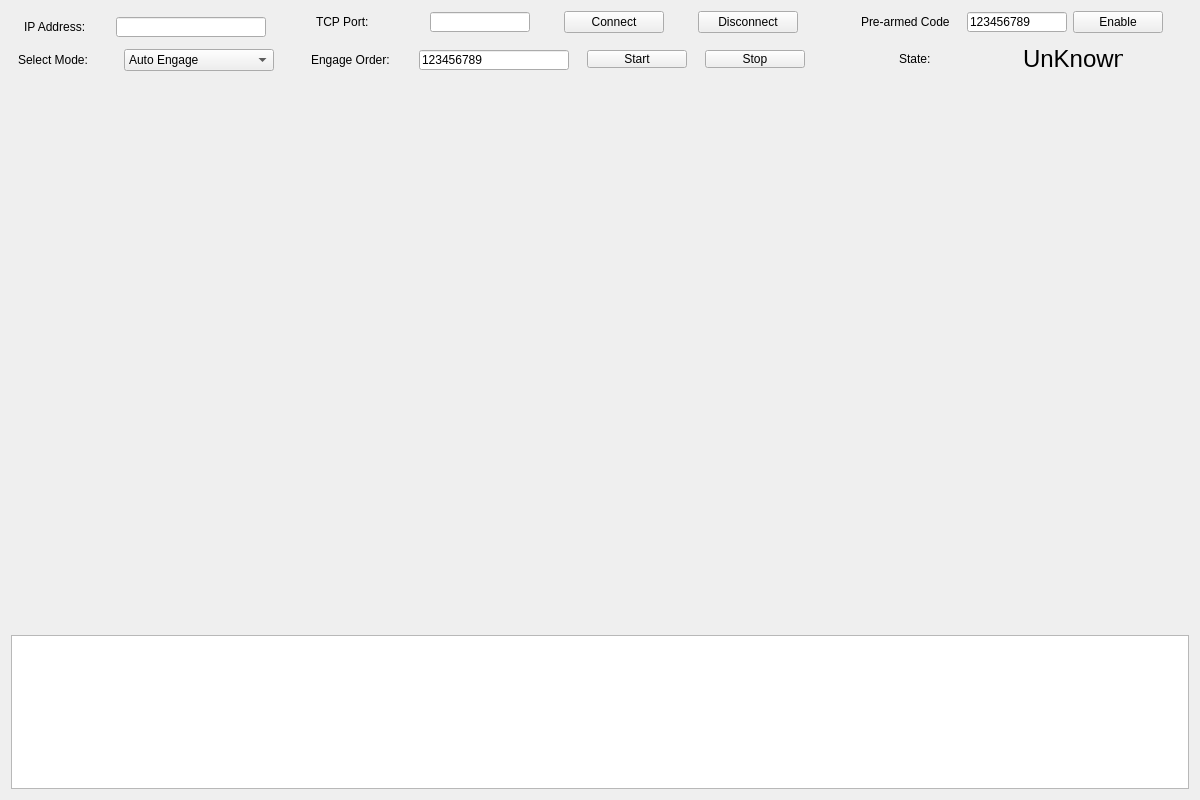
First picture: the form in LGClientDisplayPyQT/new_remote.ui, repository nariyoon/devDreamers, before the edit.
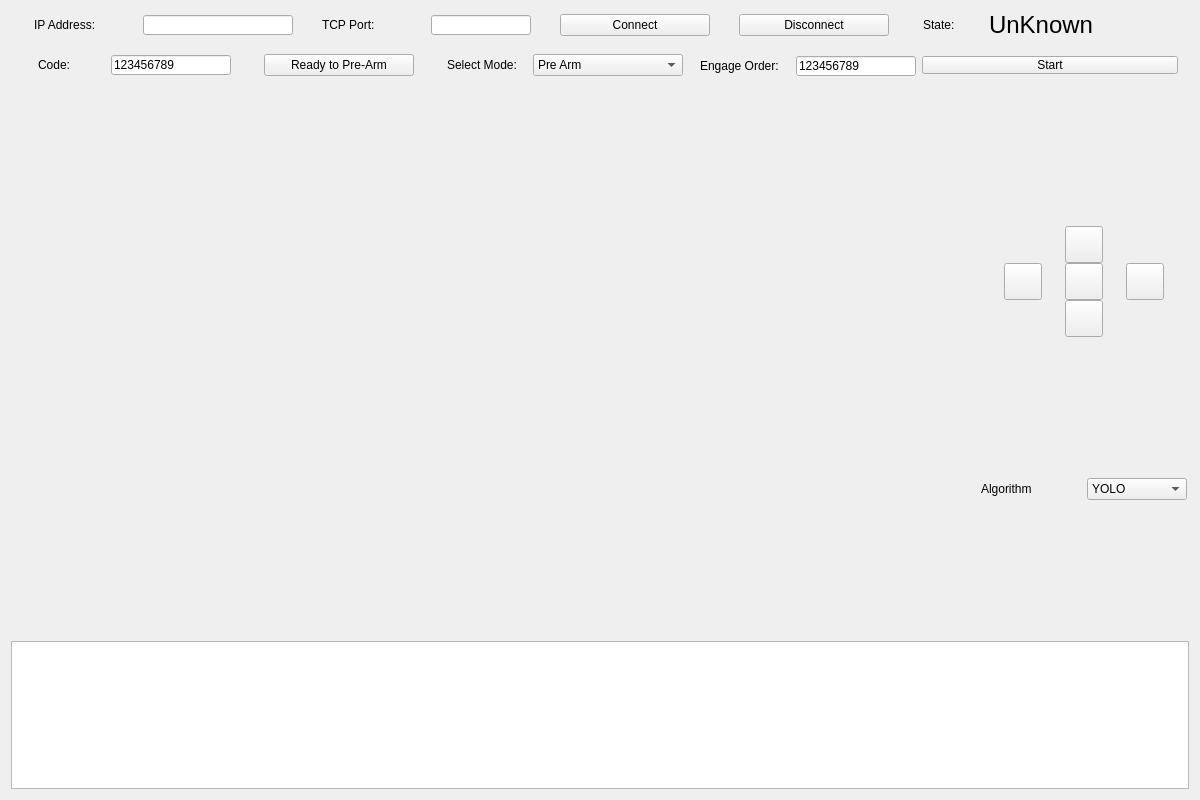
Second picture: the form after the edit. The open tabs and pages were chosen to show the change. Icons and pictures are not drawn.

Diff of the .ui file:
```diff
--- a/LGClientDisplayPyQT/new_remote.ui
+++ b/LGClientDisplayPyQT/new_remote.ui
@@ -27,169 +27,286 @@
    <layout class="QVBoxLayout" name="verticalLayout">
     <item>
      <layout class="QGridLayout" name="gridLayout">
-      <item row="0" column="0" colspan="2">
-       <layout class="QGridLayout" name="gridLayout_1">
-        <item row="0" column="0">
-         <layout class="QHBoxLayout" name="horizontalLayout">
-          <item>
-           <widget class="QLabel" name="labelIPAddress">
-            <property name="minimumSize">
-             <size>
-              <width>80</width>
-              <height>20</height>
-             </size>
-            </property>
-            <property name="maximumSize">
-             <size>
-              <width>80</width>
-              <height>20</height>
-             </size>
-            </property>
-            <property name="text">
-             <string>IP Address:</string>
-            </property>
-           </widget>
-          </item>
-          <item>
-           <widget class="QLineEdit" name="editIPAddress">
-            <property name="minimumSize">
-             <size>
-              <width>150</width>
-              <height>20</height>
-             </size>
-            </property>
-            <property name="maximumSize">
-             <size>
-              <width>150</width>
-              <height>20</height>
-             </size>
-            </property>
-           </widget>
-          </item>
-         </layout>
+      <item row="0" column="0" colspan="5">
+       <layout class="QHBoxLayout" name="layout_connection_setting">
+        <item>
+         <widget class="QLabel" name="labelIPAddress">
+          <property name="minimumSize">
+           <size>
+            <width>80</width>
+            <height>20</height>
+           </size>
+          </property>
+          <property name="maximumSize">
+           <size>
+            <width>80</width>
+            <height>20</height>
+           </size>
+          </property>
+          <property name="text">
+           <string>IP Address:</string>
+          </property>
+         </widget>
         </item>
-        <item row="1" column="0">
-         <layout class="QHBoxLayout" name="modeLabel">
-          <item>
-           <widget class="QLabel" name="label_2">
-            <property name="minimumSize">
-             <size>
-              <width>100</width>
-              <height>20</height>
-             </size>
-            </property>
-            <property name="maximumSize">
-             <size>
-              <width>100</width>
-              <height>20</height>
-             </size>
-            </property>
-            <property name="text">
-             <string>Select Mode:</string>
-            </property>
-           </widget>
-          </item>
-          <item>
-           <widget class="QComboBox" name="comboBoxSelectMode">
-            <property name="minimumSize">
-             <size>
-              <width>150</width>
-              <height>0</height>
-             </size>
-            </property>
-            <property name="maximumSize">
-             <size>
-              <width>150</width>
-              <height>16777215</height>
-             </size>
-            </property>
-            <item>
-             <property name="text">
-              <string>Auto Engage</string>
-             </property>
-            </item>
-            <item>
-             <property name="text">
-              <string>Armed Manual</string>
-             </property>
-            </item>
-           </widget>
-          </item>
-         </layout>
+        <item>
+         <widget class="QLineEdit" name="editIPAddress">
+          <property name="minimumSize">
+           <size>
+            <width>150</width>
+            <height>20</height>
+           </size>
+          </property>
+          <property name="maximumSize">
+           <size>
+            <width>150</width>
+            <height>20</height>
+           </size>
+          </property>
+         </widget>
         </item>
+        <item>
+         <widget class="QLabel" name="labelTCPPort">
+          <property name="minimumSize">
+           <size>
+            <width>80</width>
+            <height>20</height>
+           </size>
+          </property>
+          <property name="maximumSize">
+           <size>
+            <width>80</width>
+            <height>20</height>
+           </size>
+          </property>
+          <property name="text">
+           <string>TCP Port:</string>
+          </property>
+         </widget>
+        </item>
+        <item>
+         <widget class="QLineEdit" name="editTCPPort">
+          <property name="minimumSize">
+           <size>
+            <width>100</width>
+            <height>20</height>
+           </size>
+          </property>
+          <property name="maximumSize">
+           <size>
+            <width>100</width>
+            <height>20</height>
+           </size>
+          </property>
+          <property name="inputMask">
+           <string>99999</string>
+          </property>
+         </widget>
+        </item>
+        <item>
+         <widget class="QPushButton" name="buttonConnect">
+          <property name="maximumSize">
+           <size>
+            <width>150</width>
+            <height>16777215</height>
+           </size>
+          </property>
+          <property name="text">
+           <string>Connect</string>
+          </property>
+          <property name="checkable">
+           <bool>false</bool>
+          </property>
+          <property name="checked">
+           <bool>false</bool>
+          </property>
+         </widget>
+        </item>
+        <item>
+         <widget class="QPushButton" name="buttonDisconnect">
+          <property name="maximumSize">
+           <size>
+            <width>150</width>
+            <height>16777215</height>
+           </size>
+          </property>
+          <property name="text">
+           <string>Disconnect</string>
+          </property>
+          <property name="checkable">
+           <bool>false</bool>
+          </property>
+          <property name="checked">
+           <bool>false</bool>
+          </property>
+         </widget>
+        </item>
        </layout>
       </item>
-      <item row="0" column="2" colspan="4">
-       <layout class="QGridLayout" name="gridLayout_2">
-        <item row="0" column="0">
-         <layout class="QHBoxLayout" name="horizontalLayout_2">
+      <item row="0" column="5">
+       <layout class="QHBoxLayout" name="layout_state">
+        <item>
+         <widget class="QLabel" name="label_3">
+          <property name="minimumSize">
+           <size>
+            <width>60</width>
+            <height>0</height>
+           </size>
+          </property>
+          <property name="maximumSize">
+           <size>
+            <width>60</width>
+            <height>16777215</height>
+           </size>
+          </property>
+          <property name="text">
+           <string>State:</string>
+          </property>
+         </widget>
+        </item>
+        <item>
+         <widget class="QLabel" name="labelState">
+          <property name="minimumSize">
+           <size>
+            <width>200</width>
+            <height>0</height>
+           </size>
+          </property>
+          <property name="maximumSize">
+           <size>
+            <width>200</width>
+            <height>16777215</height>
+           </size>
+          </property>
+          <property name="font">
+           <font>
+            <pointsize>18</pointsize>
+            <bold>false</bold>
+           </font>
+          </property>
+          <property name="text">
+           <string>UnKnown</string>
+          </property>
+         </widget>
+        </item>
+       </layout>
+      </item>
+      <item row="1" column="0" colspan="3">
+       <layout class="QHBoxLayout" name="layout_prearm_setting">
+        <item>
+         <widget class="QLabel" name="labelPreArmCode">
+          <property name="minimumSize">
+           <size>
+            <width>40</width>
+            <height>20</height>
+           </size>
+          </property>
+          <property name="maximumSize">
+           <size>
+            <width>40</width>
+            <height>20</height>
+           </size>
+          </property>
+          <property name="text">
+           <string>Code:</string>
+          </property>
+         </widget>
+        </item>
+        <item>
+         <widget class="QLineEdit" name="editPreArmCode">
+          <property name="minimumSize">
+           <size>
+            <width>120</width>
+            <height>20</height>
+           </size>
+          </property>
+          <property name="maximumSize">
+           <size>
+            <width>120</width>
+            <height>20</height>
+           </size>
+          </property>
+          <property name="text">
+           <string>123456789</string>
+          </property>
+         </widget>
+        </item>
+        <item>
+         <widget class="QPushButton" name="buttonPreArmEnable">
+          <property name="minimumSize">
+           <size>
+            <width>150</width>
+            <height>0</height>
+           </size>
+          </property>
+          <property name="maximumSize">
+           <size>
+            <width>150</width>
+            <height>16777215</height>
+           </size>
+          </property>
+          <property name="text">
+           <string>Ready to Pre-Arm</string>
+          </property>
+          <property name="checkable">
+           <bool>true</bool>
+          </property>
+         </widget>
+        </item>
+       </layout>
+      </item>
+      <item row="1" column="3" colspan="3">
+       <layout class="QHBoxLayout" name="layout_mode_setting">
+        <item>
+         <widget class="QLabel" name="label_2">
+          <property name="minimumSize">
+           <size>
+            <width>80</width>
+            <height>20</height>
+           </size>
+          </property>
+          <property name="maximumSize">
+           <size>
+            <width>80</width>
+            <height>20</height>
+           </size>
+          </property>
+          <property name="text">
+           <string>Select Mode:</string>
+          </property>
+         </widget>
+        </item>
+        <item>
+         <widget class="QComboBox" name="comboBoxSelectMode">
+          <property name="minimumSize">
+           <size>
+            <width>150</width>
+            <height>0</height>
+           </size>
+          </property>
+          <property name="maximumSize">
+           <size>
+            <width>150</width>
+            <height>16777215</height>
+           </size>
+          </property>
           <item>
-           <widget class="QLabel" name="labelTCPPort">
-            <property name="minimumSize">
-             <size>
-              <width>80</width>
-              <height>20</height>
-             </size>
-            </property>
-            <property name="maximumSize">
-             <size>
-              <width>80</width>
-              <height>20</height>
-             </size>
-            </property>
-            <property name="text">
-             <string>TCP Port:</string>
-            </property>
-           </widget>
+           <property name="text">
+            <string>Pre Arm</string>
+           </property>
           </item>
           <item>
-           <widget class="QLineEdit" name="editTCPPort">
-            <property name="minimumSize">
-             <size>
-              <width>100</width>
-              <height>20</height>
-             </size>
-            </property>
-            <property name="maximumSize">
-             <size>
-              <width>100</width>
-              <height>20</height>
-             </size>
-            </property>
-            <property name="inputMask">
-             <string>99999</string>
-            </property>
-           </widget>
+           <property name="text">
+            <string>Armed Manual</string>
+           </property>
           </item>
           <item>
-           <widget class="QPushButton" name="buttonConnect">
-            <property name="maximumSize">
-             <size>
-              <width>100</width>
-              <height>16777215</height>
-             </size>
-            </property>
-            <property name="text">
-             <string>Connect</string>
-            </property>
-           </widget>
+           <property name="text">
+            <string>Auto Engage</string>
+           </property>
           </item>
-          <item>
-           <widget class="QPushButton" name="buttonDisconnect">
-            <property name="maximumSize">
-             <size>
-              <width>100</width>
-              <height>16777215</height>
-             </size>
-            </property>
-            <property name="text">
-             <string>Disconnect</string>
-            </property>
-           </widget>
-          </item>
-         </layout>
+         </widget>
         </item>
-        <item row="1" column="0">
+        <item>
          <widget class="QStackedWidget" name="stackedWidget">
           <property name="enabled">
            <bool>true</bool>
@@ -209,75 +326,7 @@
           <property name="currentIndex">
            <number>1</number>
           </property>
-          <widget class="QWidget" name="page">
-           <layout class="QHBoxLayout" name="layoutAutoEngage">
-            <item>
-             <widget class="QLabel" name="labelEngageOrder">
-              <property name="minimumSize">
-               <size>
-                <width>90</width>
-                <height>20</height>
-               </size>
-              </property>
-              <property name="maximumSize">
-               <size>
-                <width>90</width>
-                <height>20</height>
-               </size>
-              </property>
-              <property name="text">
-               <string>Engage Order:</string>
-              </property>
-             </widget>
-            </item>
-            <item>
-             <widget class="QLineEdit" name="editEngageOrder">
-              <property name="minimumSize">
-               <size>
-                <width>120</width>
-                <height>20</height>
-               </size>
-              </property>
-              <property name="maximumSize">
-               <size>
-                <width>150</width>
-                <height>20</height>
-               </size>
-              </property>
-              <property name="text">
-               <string>123456789</string>
-              </property>
-             </widget>
-            </item>
-            <item>
-             <widget class="QPushButton" name="buttonStart">
-              <property name="maximumSize">
-               <size>
-                <width>100</width>
-                <height>16777215</height>
-               </size>
-              </property>
-              <property name="text">
-               <string>Start</string>
-              </property>
-             </widget>
-            </item>
-            <item>
-             <widget class="QPushButton" name="buttonStop">
-              <property name="maximumSize">
-               <size>
-                <width>100</width>
-                <height>16777215</height>
-               </size>
-              </property>
-              <property name="text">
-               <string>Stop</string>
-              </property>
-             </widget>
-            </item>
-           </layout>
-          </widget>
-          <widget class="QWidget" name="page_2">
+          <widget class="QWidget" name="page_Manual">
            <layout class="QHBoxLayout" name="layoutManual">
             <property name="geometry" stdset="0">
              <rect>
@@ -327,96 +376,182 @@
             </item>
            </layout>
           </widget>
+          <widget class="QWidget" name="page_AutoEngage">
+           <layout class="QHBoxLayout" name="layoutAutoEngage">
+            <item>
+             <widget class="QLabel" name="labelEngageOrder">
+              <property name="minimumSize">
+               <size>
+                <width>90</width>
+                <height>20</height>
+               </size>
+              </property>
+              <property name="maximumSize">
+               <size>
+                <width>90</width>
+                <height>20</height>
+               </size>
+              </property>
+              <property name="text">
+               <string>Engage Order:</string>
+              </property>
+             </widget>
+            </item>
+            <item>
+             <widget class="QLineEdit" name="editEngageOrder">
+              <property name="minimumSize">
+               <size>
+                <width>120</width>
+                <height>20</height>
+               </size>
+              </property>
+              <property name="maximumSize">
+               <size>
+                <width>120</width>
+                <height>20</height>
+               </size>
+              </property>
+              <property name="text">
+               <string>123456789</string>
+              </property>
+             </widget>
+            </item>
+            <item>
+             <widget class="QPushButton" name="buttonStart">
+              <property name="maximumSize">
+               <size>
+                <width>16777215</width>
+                <height>16777215</height>
+               </size>
+              </property>
+              <property name="text">
+               <string>Start</string>
+              </property>
+             </widget>
+            </item>
+           </layout>
+          </widget>
          </widget>
         </item>
        </layout>
       </item>
-      <item row="0" column="6" colspan="3">
-       <layout class="QGridLayout" name="gridLayout_3">
-        <item row="0" column="0">
-         <layout class="QHBoxLayout" name="horizontalLayout_3">
-          <item>
-           <widget class="QLabel" name="labelPreArmCode">
-            <property name="minimumSize">
-             <size>
-              <width>100</width>
-              <height>20</height>
-             </size>
+     </layout>
+    </item>
+    <item>
+     <layout class="QHBoxLayout" name="centerLayout">
+      <item>
+       <widget class="QWidget" name="overlayWidget" native="true">
+        <property name="minimumSize">
+         <size>
+          <width>960</width>
+          <height>544</height>
+         </size>
+        </property>
+        <property name="maximumSize">
+         <size>
+          <width>960</width>
+          <height>544</height>
+         </size>
+        </property>
+       </widget>
+      </item>
+      <item>
+       <layout class="QVBoxLayout" name="layoutAdditionalInfo">
+        <property name="geometry" stdset="0">
+         <rect>
+          <x>0</x>
+          <y>0</y>
+          <width>200</width>
+          <height>200</height>
+         </rect>
+        </property>
+        <item>
+         <layout class="QGridLayout" name="layout_directions">
+          <property name="spacing">
+           <number>0</number>
+          </property>
+          <item row="0" column="1">
+           <widget class="QToolButton" name="buttonUp">
+            <property name="enabled">
+             <bool>true</bool>
             </property>
-            <property name="maximumSize">
+            <property name="icon">
+             <iconset>
+              <normaloff>resources/arrow_up.png</normaloff>resources/arrow_up.png</iconset>
+            </property>
+            <property name="iconSize">
              <size>
-              <width>100</width>
-              <height>20</height>
+              <width>30</width>
+              <height>30</height>
              </size>
             </property>
-            <property name="text">
-             <string>Pre-armed Code</string>
-            </property>
            </widget>
           </item>
-          <item>
-           <widget class="QLineEdit" name="editPreArmCode">
-            <property name="minimumSize">
+          <item row="1" column="0">
+           <widget class="QToolButton" name="buttonLeft">
+            <property name="iconSize">
              <size>
-              <width>100</width>
-              <height>20</height>
+              <width>30</width>
+              <height>30</height>
              </size>
             </property>
-            <property name="maximumSize">
+           </widget>
+          </item>
+          <item row="1" column="1">
+           <widget class="QToolButton" name="buttonFire">
+            <property name="iconSize">
              <size>
-              <width>100</width>
-              <height>20</height>
+              <width>30</width>
+              <height>30</height>
              </size>
             </property>
-            <property name="text">
-             <string>123456789</string>
-            </property>
            </widget>
           </item>
-          <item>
-           <widget class="QPushButton" name="buttonPreArmEnable">
-            <property name="minimumSize">
+          <item row="1" column="2">
+           <widget class="QToolButton" name="buttonRight">
+            <property name="iconSize">
              <size>
-              <width>90</width>
-              <height>0</height>
+              <width>30</width>
+              <height>30</height>
              </size>
             </property>
-            <property name="maximumSize">
+           </widget>
+          </item>
+          <item row="2" column="1">
+           <widget class="QToolButton" name="buttonDown">
+            <property name="iconSize">
              <size>
-              <width>90</width>
-              <height>16777215</height>
+              <width>30</width>
+              <height>30</height>
              </size>
             </property>
-            <property name="text">
-             <string>Enable</string>
-            </property>
            </widget>
           </item>
          </layout>
         </item>
-        <item row="2" column="0">
-         <layout class="QHBoxLayout" name="horizontalLayout_4">
+        <item>
+         <layout class="QHBoxLayout" name="layout_change_algorithm">
           <item>
-           <widget class="QLabel" name="label_3">
+           <widget class="QLabel" name="Algorithm">
             <property name="minimumSize">
              <size>
               <width>80</width>
-              <height>0</height>
+              <height>20</height>
              </size>
             </property>
             <property name="maximumSize">
              <size>
-              <width>80</width>
-              <height>16777215</height>
+              <width>100</width>
+              <height>20</height>
              </size>
             </property>
             <property name="text">
-             <string>State:</string>
+             <string>Algorithm</string>
             </property>
            </widget>
           </item>
           <item>
-           <widget class="QLabel" name="labelState">
+           <widget class="QComboBox" name="comboBoxChangeAlgorithm">
             <property name="minimumSize">
              <size>
               <width>100</width>
@@ -429,41 +564,27 @@
               <height>16777215</height>
              </size>
             </property>
-            <property name="font">
-             <font>
-              <pointsize>18</pointsize>
-              <bold>false</bold>
-             </font>
-            </property>
-            <property name="text">
-             <string>UnKnown</string>
-            </property>
+            <item>
+             <property name="text">
+              <string>YOLO</string>
+             </property>
+            </item>
+            <item>
+             <property name="text">
+              <string>OpenCV</string>
+             </property>
+            </item>
+            <item>
+             <property name="text">
+              <string>TensorFlow</string>
+             </property>
+            </item>
            </widget>
           </item>
          </layout>
         </item>
        </layout>
       </item>
-      <item row="1" column="0" colspan="7">
-       <layout class="QVBoxLayout" name="verticalLayout_2">
-        <item>
-         <widget class="QWidget" name="overlayWidget" native="true">
-          <property name="minimumSize">
-           <size>
-            <width>960</width>
-            <height>544</height>
-           </size>
-          </property>
-          <property name="maximumSize">
-           <size>
-            <width>960</width>
-            <height>544</height>
-           </size>
-          </property>
-         </widget>
-        </item>
-       </layout>
-      </item>
      </layout>
     </item>
     <item>
```
Left out of the diff: 26 changed lines with no effect on the pictures.
